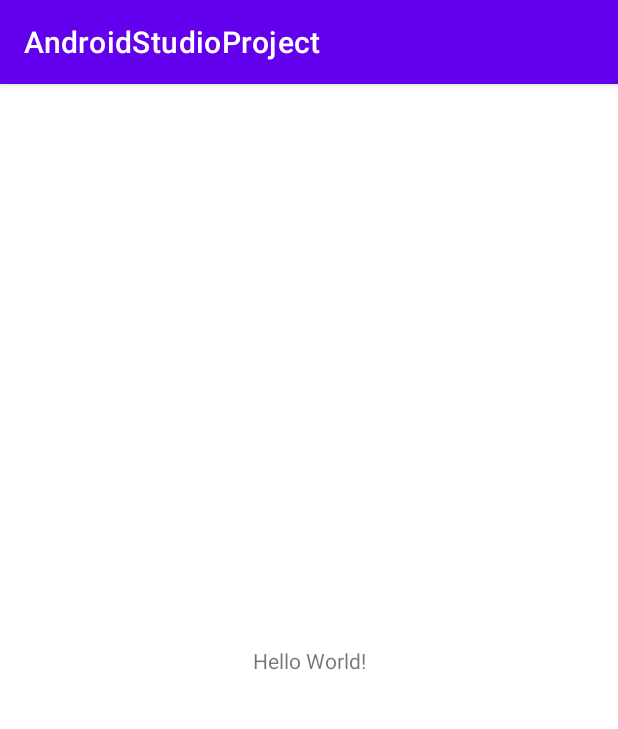
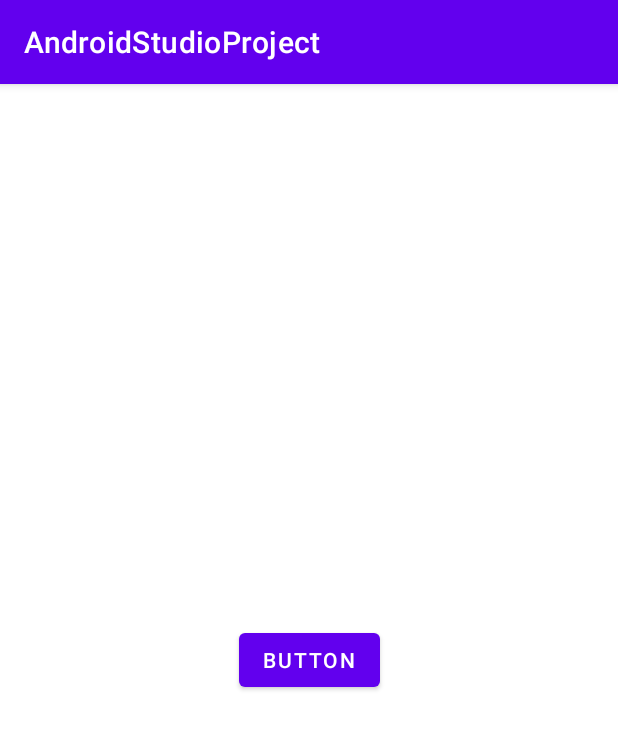
Before and after one commit to leedy3838/SWP, an Android app: the screen it shows after launch (MainActivity), on a phone screen of 412 x 824 dp. Shown: the top 729 px of the screen. Run offline under Robolectric (Android 15) with nearby library versions, the phone set to English and light mode, and no system bars.

Commit message:
change to button

```diff
--- a/app/src/main/res/layout/activity_main.xml
+++ b/app/src/main/res/layout/activity_main.xml
@@ -6,13 +6,13 @@
     android:layout_height="match_parent"
     tools:context=".MainActivity">
 
-    <TextView
+    <Button
+        android:id="@+id/Btn1"
         android:layout_width="wrap_content"
         android:layout_height="wrap_content"
-        android:text="Hello World!"
+        android:text="Button"
         app:layout_constraintBottom_toBottomOf="parent"
         app:layout_constraintEnd_toEndOf="parent"
         app:layout_constraintStart_toStartOf="parent"
         app:layout_constraintTop_toTopOf="parent" />
-
 </androidx.constraintlayout.widget.ConstraintLayout>
```
